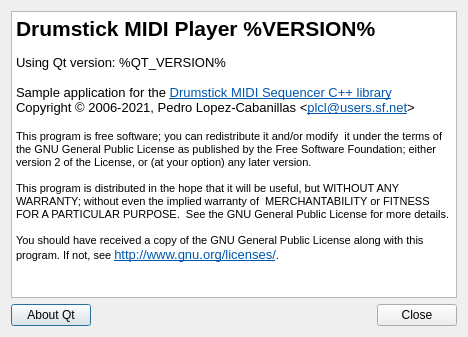
Above: utils/guiplayer/playerabout.ui from pedrolcl/drumstick before the change. Below: the same form after it.
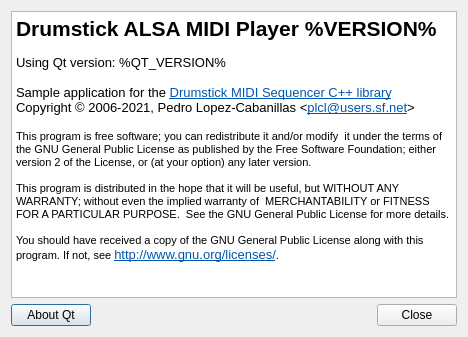
That is the form after the change. Icons and pictures are not drawn.

```diff
--- a/utils/guiplayer/playerabout.ui
+++ b/utils/guiplayer/playerabout.ui
@@ -31,7 +31,7 @@
 &lt;html&gt;&lt;head&gt;&lt;meta name=&quot;qrichtext&quot; content=&quot;1&quot; /&gt;&lt;style type=&quot;text/css&quot;&gt;
 p, li { white-space: pre-wrap; }
 &lt;/style&gt;&lt;/head&gt;&lt;body style=&quot; font-family:'Noto Sans'; font-size:10pt; font-weight:400; font-style:normal;&quot;&gt;
-&lt;p style=&quot; margin-top:0px; margin-bottom:0px; margin-left:0px; margin-right:0px; -qt-block-indent:0; text-indent:0px;&quot;&gt;&lt;span style=&quot; font-family:'Sans Serif'; font-size:16pt; font-weight:600;&quot;&gt;Drumstick MIDI Player %VERSION%&lt;/span&gt;&lt;/p&gt;
+&lt;p style=&quot; margin-top:0px; margin-bottom:0px; margin-left:0px; margin-right:0px; -qt-block-indent:0; text-indent:0px;&quot;&gt;&lt;span style=&quot; font-family:'Sans Serif'; font-size:16pt; font-weight:600;&quot;&gt;Drumstick ALSA MIDI Player %VERSION%&lt;/span&gt;&lt;/p&gt;
 &lt;p style=&quot;-qt-paragraph-type:empty; margin-top:0px; margin-bottom:0px; margin-left:0px; margin-right:0px; -qt-block-indent:0; text-indent:0px; font-family:'Sans Serif'; font-size:9pt;&quot;&gt;&lt;br /&gt;&lt;/p&gt;
 &lt;p style=&quot; margin-top:0px; margin-bottom:0px; margin-left:0px; margin-right:0px; -qt-block-indent:0; text-indent:0px;&quot;&gt;Using Qt version: %QT_VERSION%&lt;/p&gt;
 &lt;p style=&quot;-qt-paragraph-type:empty; margin-top:0px; margin-bottom:0px; margin-left:0px; margin-right:0px; -qt-block-indent:0; text-indent:0px;&quot;&gt;&lt;br /&gt;&lt;/p&gt;
```
Left out of the diff: 1 changed line with no effect on the pictures.
